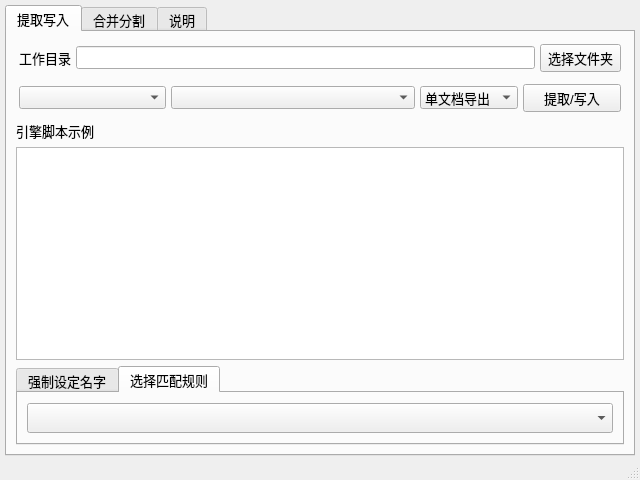
Before: the Qt Designer form ui_mainWindow.ui in satan53x/SExtractor, drawn with Qt 5.
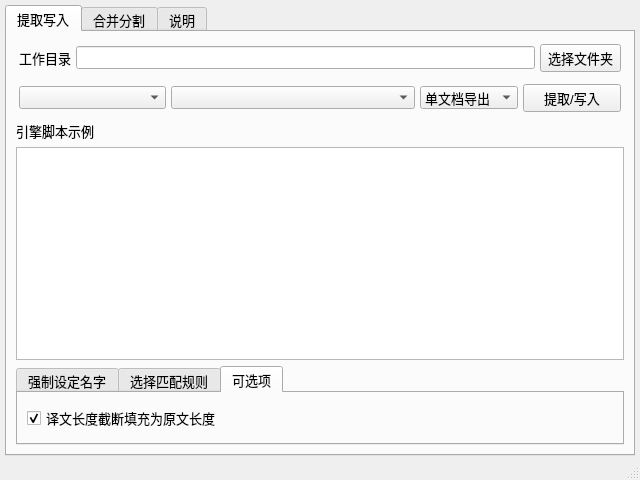
After: the same form once the commit is applied. The open tabs and pages were chosen to show the change.

```diff
--- a/ui_mainWindow.ui
+++ b/ui_mainWindow.ui
@@ -242,6 +242,34 @@
             </item>
            </layout>
           </widget>
+          <widget class="QWidget" name="tab_4">
+           <attribute name="title">
+            <string>可选项</string>
+           </attribute>
+           <layout class="QHBoxLayout" name="horizontalLayout_4">
+            <item>
+             <widget class="QCheckBox" name="cutOffCheck">
+              <property name="font">
+               <font>
+                <family>Microsoft YaHei UI</family>
+                <pointsize>10</pointsize>
+                <weight>50</weight>
+                <bold>false</bold>
+               </font>
+              </property>
+              <property name="text">
+               <string>译文长度截断填充为原文长度</string>
+              </property>
+              <property name="checked">
+               <bool>true</bool>
+              </property>
+              <property name="tristate">
+               <bool>false</bool>
+              </property>
+             </widget>
+            </item>
+           </layout>
+          </widget>
          </widget>
         </item>
        </layout>
```
